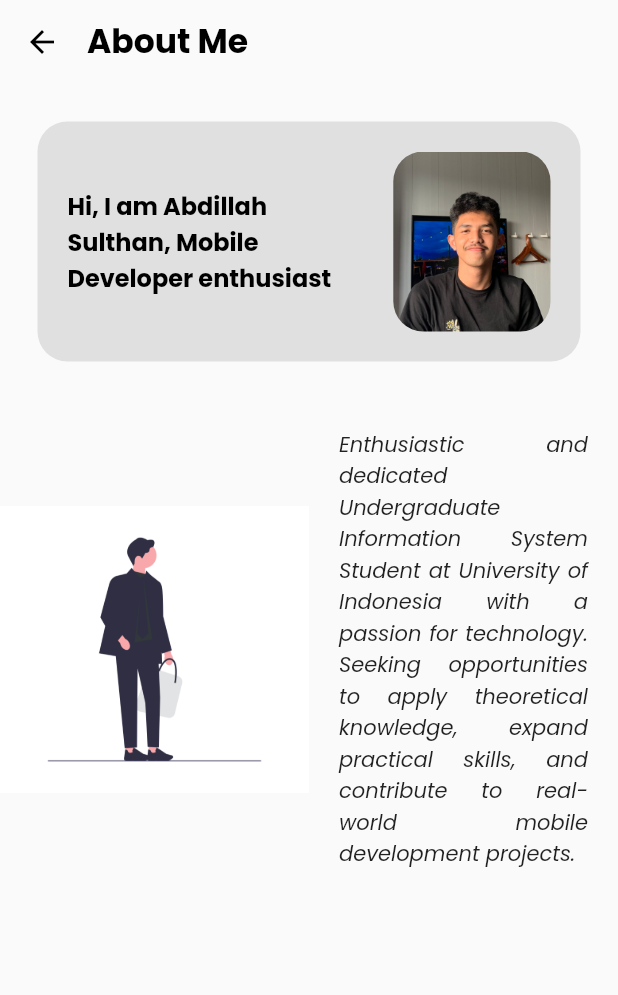
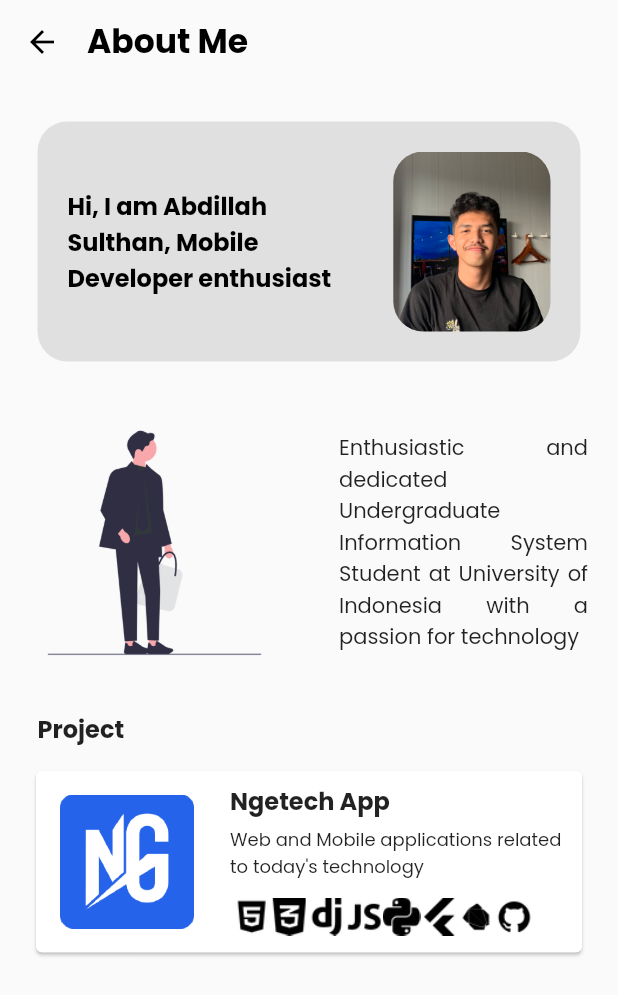
Before and after one commit to abdillahsulthan/learning-app-flutter, a Flutter app: the AboutPage screen opened directly, on a phone screen of 412 x 824 dp. Shown: the top 995 px of the screen. Run offline on Flutter 3.47's test engine with Material 2 defaults, Android fonts, the phone set to English and light mode, and no system bars; drawn by our look-alikes of animated_text_kit; our stand-ins replace google_fonts.

Commit message:
refactor: about-page

```diff
--- a/lib/pages/about_page.dart
+++ b/lib/pages/about_page.dart
@@ -10,6 +10,7 @@ class AboutPage extends StatelessWidget {
     return Scaffold(
       body: SingleChildScrollView(
         child: Column(
+          crossAxisAlignment: CrossAxisAlignment.start,
           children: [
             Stack(
               children: <Widget>[
@@ -107,16 +108,107 @@ class AboutPage extends StatelessWidget {
                   child: Container(
                     padding: const EdgeInsets.all(20),
                     child: const Text(
-                      'Enthusiastic and dedicated Undergraduate Information System Student at University of Indonesia with a passion for technology. Seeking opportunities to apply theoretical knowledge, expand practical skills, and contribute to real-world mobile development projects.',
-                      style: TextStyle(
-                        fontStyle: FontStyle.italic,
-                      ),
+                      'Enthusiastic and dedicated Undergraduate Information System Student at University of Indonesia with a passion for technology',
                       textAlign: TextAlign.justify,
                     ),
                   ),
                 ),
               ],
-            )
+            ),
+            const Padding(
+              padding: EdgeInsets.fromLTRB(25, 16, 25, 12),
+              child: Text(
+                'Project',
+                style: TextStyle(
+                  fontSize: 16,
+                  fontWeight: FontWeight.bold,
+                ),
+              ),
+            ),
+            Container(
+              margin: const EdgeInsets.fromLTRB(20, 0, 20, 0),
+              child: Card(
+                child: Row(
+                  crossAxisAlignment: CrossAxisAlignment.start,
+                  children: <Widget>[
+                    Expanded(
+                      flex: 1,
+                      child: Padding(
+                        padding: const EdgeInsets.all(16),
+                        child: Image.asset('assets/images/ngetech-logo.png'),
+                      ),
+                    ),
+                    Expanded(
+                      flex: 2,
+                      child: Padding(
+                        padding: const EdgeInsets.all(8.0),
+                        child: Column(
+                          crossAxisAlignment: CrossAxisAlignment.start,
+                          children: <Widget>[
+                            const Text(
+                              'Ngetech App',
+                              style: TextStyle(
+                                  fontSize: 16.0, fontWeight: FontWeight.bold),
+                            ),
+                            const SizedBox(
+                              height: 5,
+                            ),
+                            const Text(
+                              'Web and Mobile applications related to today\'s technology',
+                              style: TextStyle(
+                                fontSize: 12,
+                              ),
+                            ),
+                            const SizedBox(
+                              height: 10,
+                            ),
+                            Container(
+                              padding: const EdgeInsets.all(2),
+                              child: Row(
+                                children: [
+                                  Image.asset(
+                                    'assets/images/html5.png',
+                                    width: 25,
+                                  ),
+                                  Image.asset(
+                                    'assets/images/css.png',
+                                    width: 25,
+                                  ),
+                                  Image.asset(
+                                    'assets/images/django.png',
+                                    width: 25,
+                                  ),
+                                  Image.asset(
+                                    'assets/images/javascript.png',
+                                    width: 25,
+                                  ),
+                                  Image.asset(
+                                    'assets/images/python.png',
+                                    width: 25,
+                                  ),
+                                  Image.asset(
+                                    'assets/images/flutter.png',
+                                    width: 25,
+                                  ),
+                                  Image.asset(
+                                    'assets/images/dart.png',
+                                    width: 25,
+                                  ),
+                                  Image.asset(
+                                    'assets/images/github.png',
+                                    width: 25,
+                                  ),
+                                ],
+                              ),
+                            )
+                          ],
+                        ),
+                      ),
+                    )
+                  ],
+                ),
+              ),
+            ),
           ],
         ),
       ),
```
Also changed, not shown: pubspec.yaml (+9 -0 lines), assets/images/about-picture.png, assets/images/css.png (added), assets/images/dart.png (added), assets/images/django.png (added), assets/images/flutter.png (added), assets/images/github.png (added), assets/images/html5.png (added), assets/images/javascript.png (added), assets/images/ngetech-logo.png (added), assets/images/profile-picture.png (deleted), assets/images/python.png (added).
